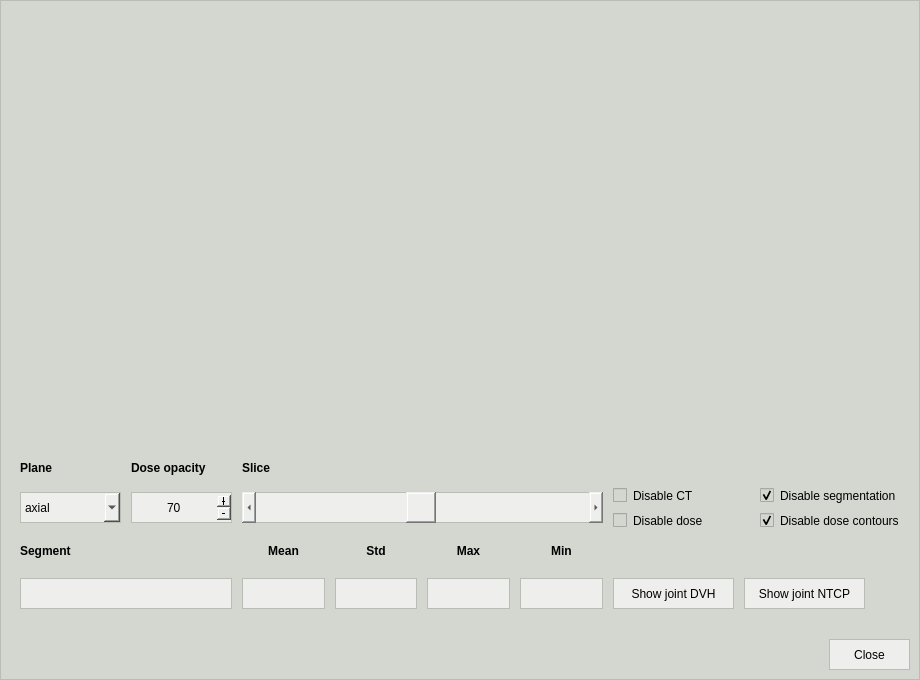
pyanno4rt/pyanno4rt, file pyanno4rt/gui/designs/compare_window.ui: the form before one commit.
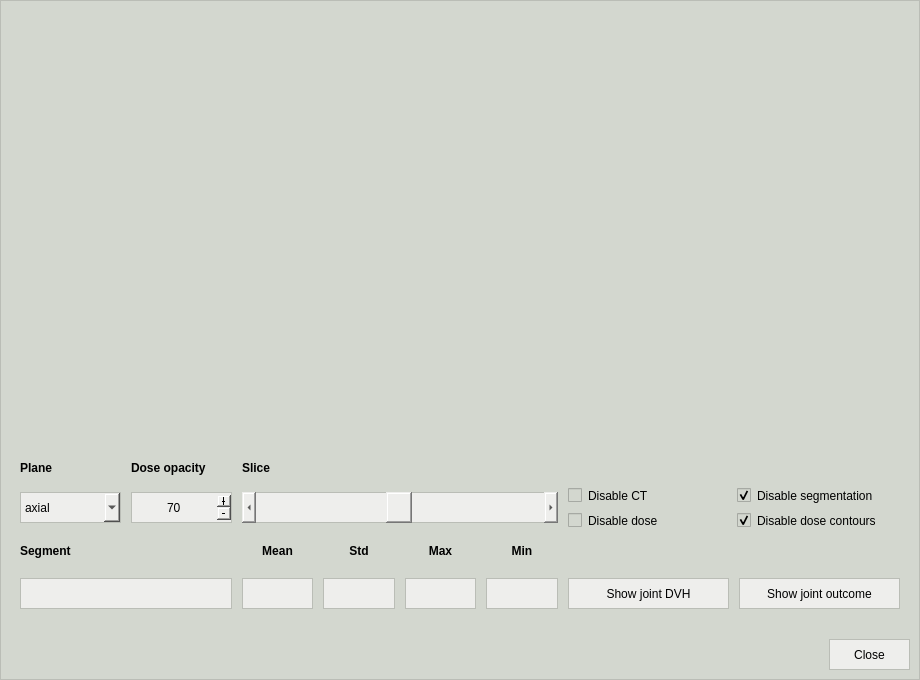
The form after the commit.

Commit message: Added first version of joint outcome graph in comparison window

Patch:
```diff
--- a/pyanno4rt/gui/designs/compare_window.ui
+++ b/pyanno4rt/gui/designs/compare_window.ui
@@ -1052,9 +1052,6 @@
           <property name="spacing">
            <number>10</number>
           </property>
-          <property name="rightMargin">
-           <number>35</number>
-          </property>
           <item>
            <widget class="QPushButton" name="joint_dvh_pbutton">
             <property name="sizePolicy">
@@ -1065,13 +1062,13 @@
             </property>
             <property name="minimumSize">
              <size>
-              <width>121</width>
+              <width>161</width>
               <height>31</height>
              </size>
             </property>
             <property name="maximumSize">
              <size>
-              <width>121</width>
+              <width>161</width>
               <height>31</height>
              </size>
             </property>
@@ -1099,13 +1096,13 @@
             </property>
             <property name="minimumSize">
              <size>
-              <width>121</width>
+              <width>161</width>
               <height>31</height>
              </size>
             </property>
             <property name="maximumSize">
              <size>
-              <width>121</width>
+              <width>161</width>
               <height>31</height>
              </size>
             </property>
@@ -1119,7 +1116,7 @@
 border-color: rgb(186, 189, 182);</string>
             </property>
             <property name="text">
-             <string>Show joint NTCP</string>
+             <string>Show joint outcome</string>
             </property>
            </widget>
           </item>
```
Left out of the diff: 2 changed lines with no effect on the pictures. The commit also changes 7 other files.
